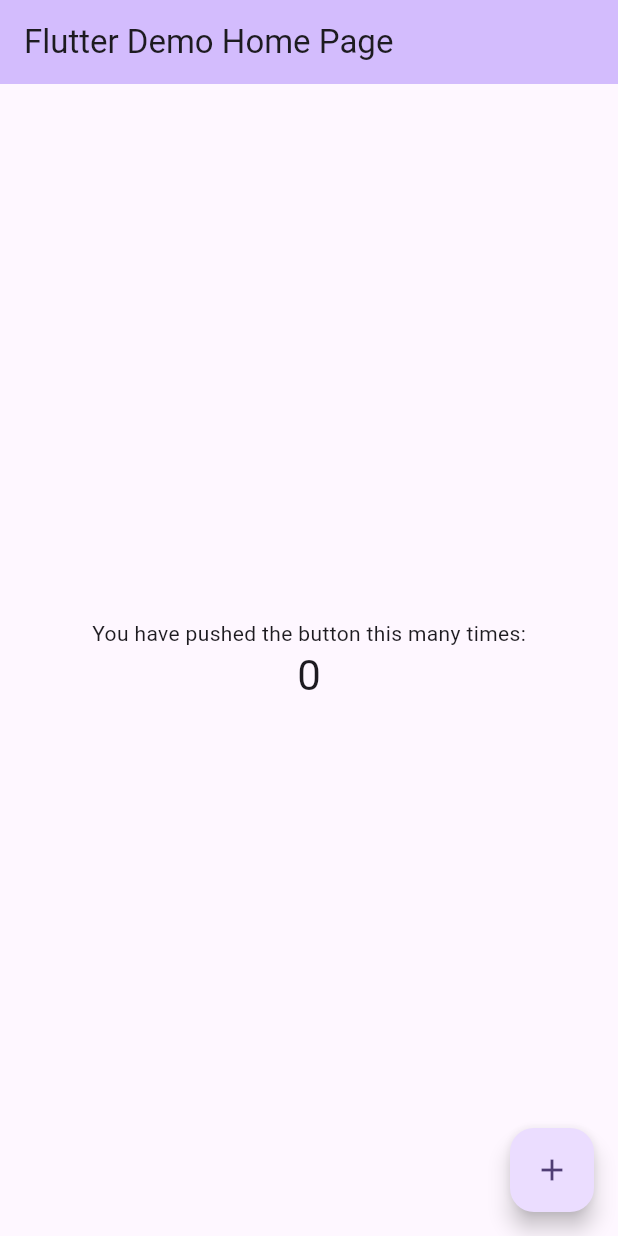
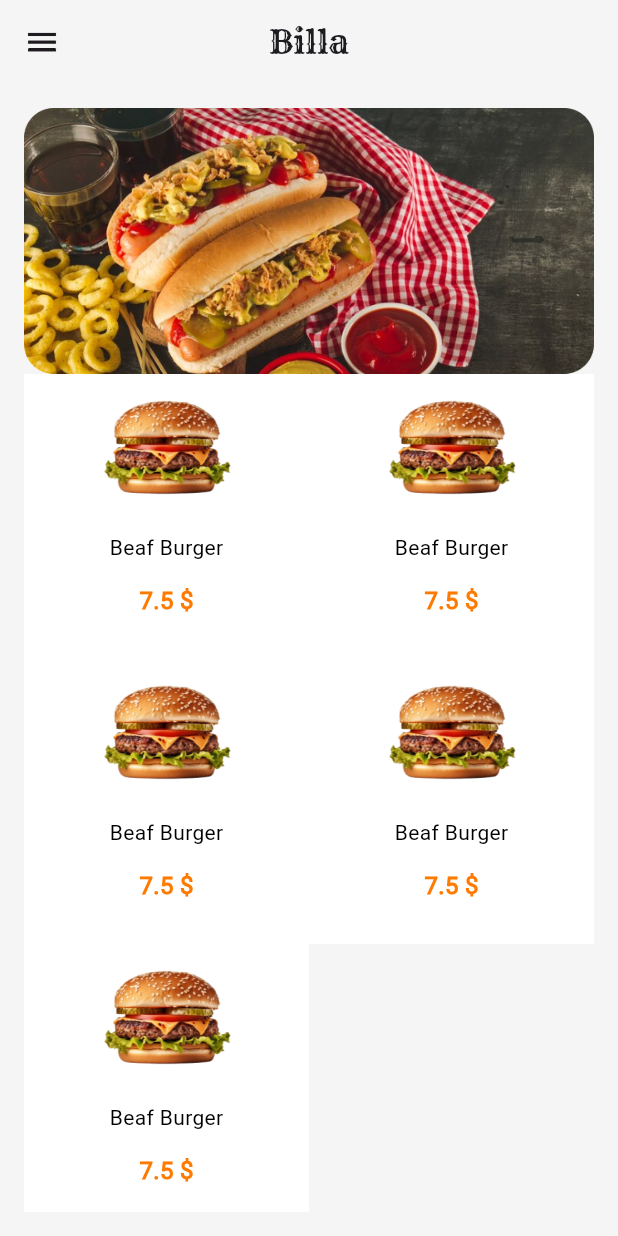
Before and after one commit to Elhaw2003/bella-app, a Flutter app: the screen it shows after launch, on a phone screen of 412 x 824 dp. Run offline on Flutter 3.47's test engine with Material 3 defaults, Android fonts, the phone set to English and light mode, and no system bars.

Commit message:
home screen design finished

```diff
--- /dev/null
+++ b/lib/core/utilies/app_colors.dart
@@ -0,0 +1,9 @@
+import 'dart:ui';
+
+class AppColors {
+  static const Color screenWhite = Color(0xffF5F5F5);
+  static const Color white = Color(0xffFFFFFF);
+  static const Color brwon = Color(0xff3C312F);
+  static const Color black = Color(0xff000000);
+  static const Color orange = Color(0xffFF7A00);
+}
--- /dev/null
+++ b/lib/core/utilies/app_fonts.dart
@@ -0,0 +1,4 @@
+class AppFonts {
+    static const String rye = "Rye";
+    static const String roboto = "Roboto";
+}
--- /dev/null
+++ b/lib/core/utilies/app_images.dart
@@ -0,0 +1,4 @@
+class AppImages {
+  static const String image_home = "assets/images/image_home.png";
+  static const String burger = "assets/images/burger.png";
+}
--- /dev/null
+++ b/lib/core/utilies/app_texts.dart
@@ -0,0 +1,4 @@
+class AppTexts {
+  static const String billa = "Billa";
+  static const String beafBurger = "Beaf Burger";
+}
--- /dev/null
+++ b/lib/featuers/home/presentation/view/home_screen.dart
@@ -0,0 +1,70 @@
+import 'package:bella_app/core/utilies/app_colors.dart';
+import 'package:bella_app/core/utilies/app_images.dart';
+import 'package:bella_app/core/utilies/app_texts.dart';
+import 'package:bella_app/featuers/home/presentation/view/widgets/abbpar_widget.dart';
+import 'package:flutter/material.dart';
+
+class HomeScreen extends StatelessWidget {
+  const HomeScreen({super.key});
+
+  @override
+  Widget build(BuildContext context) {
+    return Scaffold(
+      backgroundColor: AppColors.screenWhite,
+      appBar: AppBar(
+        flexibleSpace: AbbparWidget(),
+      ),
+      drawer: Drawer(),
+      body:  Padding(
+        padding: const EdgeInsets.symmetric(horizontal: 16,vertical: 16),
+        child: CustomScrollView(
+          slivers: [
+            SliverToBoxAdapter(
+              child:
+              Container(child: Image.asset(AppImages.image_home,fit: BoxFit.cover,)),
+            ),
+            // SizedBox(height: 24,),
+            SliverGrid.builder(
+              itemCount: 5,
+              gridDelegate: SliverGridDelegateWithFixedCrossAxisCount(
+                crossAxisCount: 2,
+                // mainAxisExtent: 16,
+                // crossAxisSpacing: 16
+              ),
+              itemBuilder: (context, index) {
+                return Container(
+                  decoration: BoxDecoration(
+                    color: AppColors.white,
+                  ),
+                  child: Column(
+                    children: [
+                      Image.asset(AppImages.burger,width: 96,height: 96,),
+                      const SizedBox(height: 10,),
+                      Text(
+                          AppTexts.beafBurger,
+                        style: TextStyle(
+                          color: AppColors.black,
+                          fontWeight: FontWeight.w500,
+                          fontSize: 14,
+                        ),
+                      ),
+                      const SizedBox(height: 14,),
+                      Text(
+                        "7.5 \$",
+                        style: TextStyle(
+                          color: AppColors.orange,
+                          fontWeight: FontWeight.w700,
+                          fontSize: 16,
+                        ),
+                      ),
+                    ],
+                  ),
+                );
+              },
+            )
+          ],
+            ),
+      ),
+    );
+  }
+}
--- /dev/null
+++ b/lib/featuers/home/presentation/view/widgets/abbpar_widget.dart
@@ -0,0 +1,26 @@
+import 'package:bella_app/core/utilies/app_colors.dart';
+import 'package:bella_app/core/utilies/app_fonts.dart';
+import 'package:bella_app/core/utilies/app_texts.dart';
+import 'package:flutter/material.dart';
+
+class AbbparWidget extends StatelessWidget {
+  const AbbparWidget({super.key});
+
+  @override
+  Widget build(BuildContext context) {
+    return AppBar(
+      iconTheme: IconThemeData(
+          color: AppColors.brwon,
+          size: 25,
+      ),
+      backgroundColor: AppColors.screenWhite,
+      centerTitle: true,
+      title: Text(
+        AppTexts.billa,
+        style: TextStyle(
+            fontFamily: AppFonts.rye
+        ),
+      ),
+    );
+  }
+}
--- a/lib/main.dart
+++ b/lib/main.dart
@@ -1,125 +1,21 @@
+import 'package:bella_app/core/utilies/app_fonts.dart';
+import 'package:bella_app/featuers/home/presentation/view/home_screen.dart';
 import 'package:flutter/material.dart';
 
-void main() {
-  runApp(const MyApp());
+main(){
+  runApp(BellaApp());
 }
+class BellaApp extends StatelessWidget {
+  const BellaApp({super.key});
 
-class MyApp extends StatelessWidget {
-  const MyApp({super.key});
-
-  // This widget is the root of your application.
   @override
   Widget build(BuildContext context) {
     return MaterialApp(
-      title: 'Flutter Demo',
       theme: ThemeData(
-        // This is the theme of your application.
-        //
-        // TRY THIS: Try running your application with "flutter run". You'll see
-        // the application has a purple toolbar. Then, without quitting the app,
-        // try changing the seedColor in the colorScheme below to Colors.green
-        // and then invoke "hot reload" (save your changes or press the "hot
-        // reload" button in a Flutter-supported IDE, or press "r" if you used
-        // the command line to start the app).
-        //
-        // Notice that the counter didn't reset back to zero; the application
-        // state is not lost during the reload. To reset the state, use hot
-        // restart instead.
-        //
-        // This works for code too, not just values: Most code changes can be
-        // tested with just a hot reload.
-        colorScheme: ColorScheme.fromSeed(seedColor: Colors.deepPurple),
-        useMaterial3: true,
+        fontFamily: AppFonts.roboto
       ),
-      home: const MyHomePage(title: 'Flutter Demo Home Page'),
+      debugShowCheckedModeBanner: false,
+      home: HomeScreen(),
     );
   }
 }
-
-class MyHomePage extends StatefulWidget {
-  const MyHomePage({super.key, required this.title});
-
-  // This widget is the home page of your application. It is stateful, meaning
-  // that it has a State object (defined below) that contains fields that affect
-  // how it looks.
-
-  // This class is the configuration for the state. It holds the values (in this
-  // case the title) provided by the parent (in this case the App widget) and
-  // used by the build method of the State. Fields in a Widget subclass are
-  // always marked "final".
-
-  final String title;
-
-  @override
-  State<MyHomePage> createState() => _MyHomePageState();
-}
-
-class _MyHomePageState extends State<MyHomePage> {
-  int _counter = 0;
-
-  void _incrementCounter() {
-    setState(() {
-      // This call to setState tells the Flutter framework that something has
-      // changed in this State, which causes it to rerun the build method below
-      // so that the display can reflect the updated values. If we changed
-      // _counter without calling setState(), then the build method would not be
-      // called again, and so nothing would appear to happen.
-      _counter++;
-    });
-  }
-
-  @override
-  Widget build(BuildContext context) {
-    // This method is rerun every time setState is called, for instance as done
-    // by the _incrementCounter method above.
-    //
-    // The Flutter framework has been optimized to make rerunning build methods
-    // fast, so that you can just rebuild anything that needs updating rather
-    // than having to individually change instances of widgets.
-    return Scaffold(
-      appBar: AppBar(
-        // TRY THIS: Try changing the color here to a specific color (to
-        // Colors.amber, perhaps?) and trigger a hot reload to see the AppBar
-        // change color while the other colors stay the same.
-        backgroundColor: Theme.of(context).colorScheme.inversePrimary,
-        // Here we take the value from the MyHomePage object that was created by
-        // the App.build method, and use it to set our appbar title.
-        title: Text(widget.title),
-      ),
-      body: Center(
-        // Center is a layout widget. It takes a single child and positions it
-        // in the middle of the parent.
-        child: Column(
-          // Column is also a layout widget. It takes a list of children and
-          // arranges them vertically. By default, it sizes itself to fit its
-          // children horizontally, and tries to be as tall as its parent.
-          //
-          // Column has various properties to control how it sizes itself and
-          // how it positions its children. Here we use mainAxisAlignment to
-          // center the children vertically; the main axis here is the vertical
-          // axis because Columns are vertical (the cross axis would be
-          // horizontal).
-          //
-          // TRY THIS: Invoke "debug painting" (choose the "Toggle Debug Paint"
-          // action in the IDE, or press "p" in the console), to see the
-          // wireframe for each widget.
-          mainAxisAlignment: MainAxisAlignment.center,
-          children: <Widget>[
-            const Text(
-              'You have pushed the button this many times:',
-            ),
-            Text(
-              '$_counter',
-              style: Theme.of(context).textTheme.headlineMedium,
-            ),
-          ],
-        ),
-      ),
-      floatingActionButton: FloatingActionButton(
-        onPressed: _incrementCounter,
-        tooltip: 'Increment',
-        child: const Icon(Icons.add),
-      ), // This trailing comma makes auto-formatting nicer for build methods.
-    );
-  }
-}
```
Also changed, not shown: pubspec.yaml (+10 -6 lines), assets/fonts/Roboto-Regular.ttf (added), assets/fonts/Rye-Regular.ttf (added), assets/images/burger.png (added), assets/images/image_home.png (added), 1 other file.
